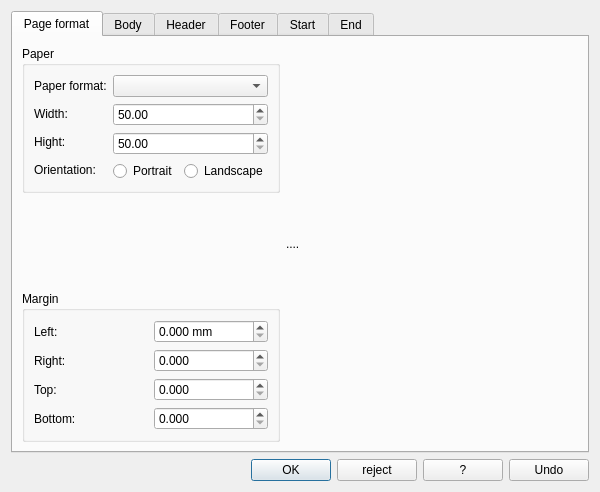
Old version of the form PaginationFormat/ui/pageformatdlg.ui in the repository google-code-export/fop-miniscribus.
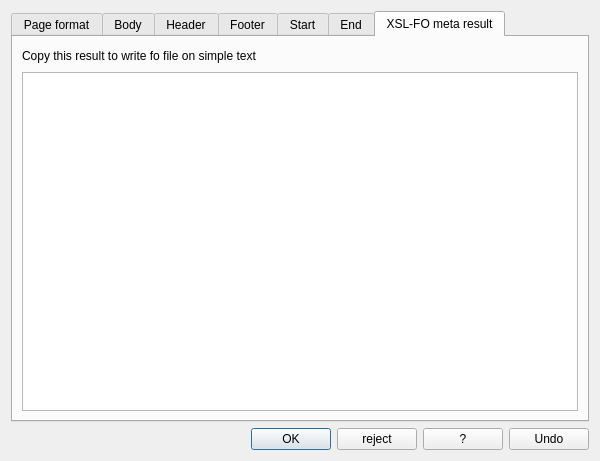
New version of the form. The open tabs and pages were chosen to show the change. Custom widgets are drawn as their Qt base class.

The edit to the form file:
```diff
--- a/PaginationFormat/ui/pageformatdlg.ui
+++ b/PaginationFormat/ui/pageformatdlg.ui
@@ -6,7 +6,7 @@
     <x>0</x>
     <y>0</y>
     <width>600</width>
-    <height>492</height>
+    <height>461</height>
    </rect>
   </property>
   <property name="maximumSize" >
@@ -1596,10 +1596,51 @@
        </item>
       </layout>
      </widget>
+     <widget class="QWidget" name="tab_7" >
+      <attribute name="title" >
+       <string>XSL-FO meta result</string>
+      </attribute>
+      <layout class="QVBoxLayout" name="verticalLayout_31" >
+       <item>
+        <layout class="QHBoxLayout" name="horizontalLayout_26" >
+         <item>
+          <widget class="QLabel" name="label_47" >
+           <property name="text" >
+            <string>Copy this result to write fo file on simple text</string>
+           </property>
+          </widget>
+         </item>
+         <item>
+          <spacer name="horizontalSpacer_2" >
+           <property name="orientation" >
+            <enum>Qt::Horizontal</enum>
+           </property>
+           <property name="sizeHint" stdset="0" >
+            <size>
+             <width>40</width>
+             <height>20</height>
+            </size>
+           </property>
+          </spacer>
+         </item>
+        </layout>
+       </item>
+       <item>
+        <widget class="XMLTextEdit" name="xmledit" />
+       </item>
+      </layout>
+     </widget>
     </widget>
    </item>
   </layout>
  </widget>
+ <customwidgets>
+  <customwidget>
+   <class>XMLTextEdit</class>
+   <extends>QTextEdit</extends>
+   <header location="global" >XML_Editor.h</header>
+  </customwidget>
+ </customwidgets>
  <resources/>
  <connections>
   <connection>
```
